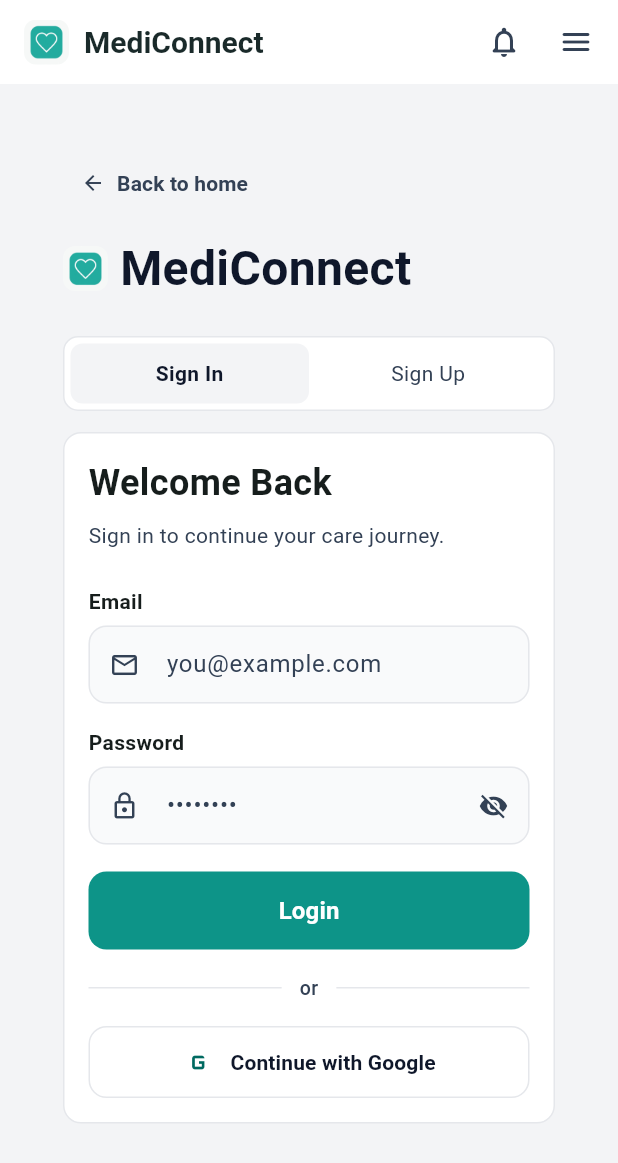
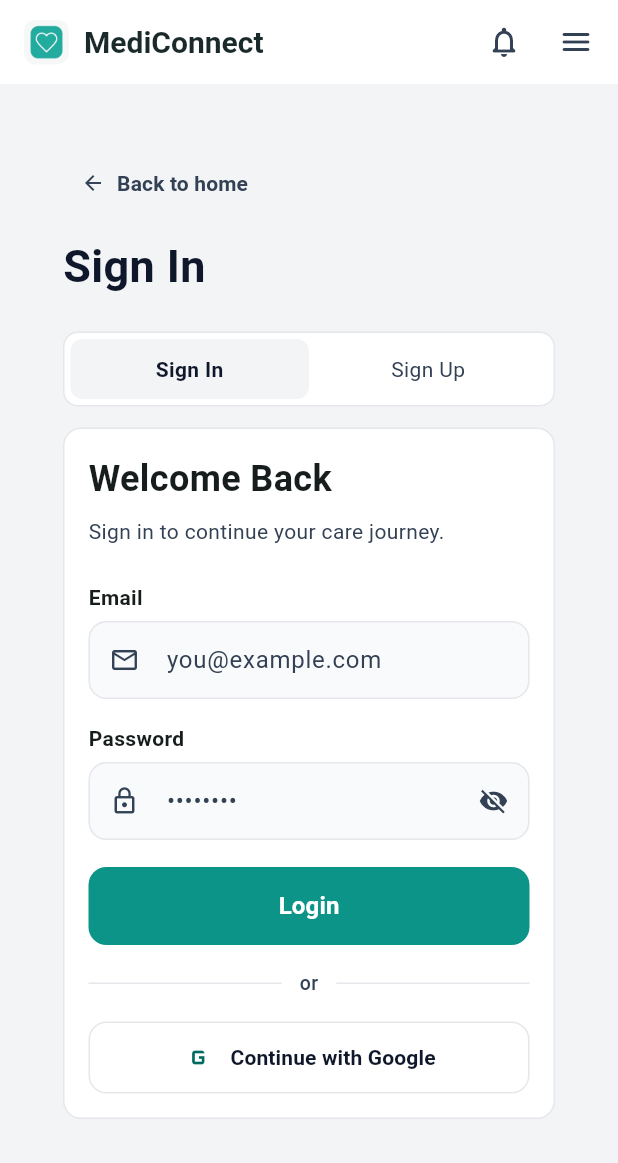
Before and after one commit to chandan91077/HealthlinkC_Flutter, a Flutter app: the screen it shows after launch, on a phone screen of 412 x 824 dp. Shown: the top 1163 px of the screen. Run offline on Flutter 3.47's test engine with Material 3 defaults, Android fonts, the phone set to English and light mode, and no system bars; our stand-ins replace dio, equatable, file_picker, firebase_auth, firebase_core, flutter_dotenv and 7 more; missing offline and left inert: flutter_cashfree_pg_sdk; accounts and stored records are empty; network calls fail.

Commit message:
Fix Google auth token flow and auth UI updates

```diff
--- a/lib/config/routes/app_router.dart
+++ b/lib/config/routes/app_router.dart
@@ -37,6 +37,11 @@ import 'package:healthlink_connect_flutter/shared/widgets/scaffold_with_nav_bar.
 
 class AppRouter {
   static final _rootNavigatorKey = GlobalKey<NavigatorState>();
+  static final _homeNavigatorKey = GlobalKey<NavigatorState>();
+  static final _profileNavigatorKey = GlobalKey<NavigatorState>();
+  static final _appointmentsNavigatorKey = GlobalKey<NavigatorState>();
+  static final _doctorsNavigatorKey = GlobalKey<NavigatorState>();
+  static final _chatNavigatorKey = GlobalKey<NavigatorState>();
 
   static final router = GoRouter(
     initialLocation: AppRoutes.startup,
@@ -62,11 +67,21 @@ class AppRouter {
       // Main App Shell with Bottom Navigation
       StatefulShellRoute.indexedStack(
         builder: (context, state, navigationShell) {
-          return ScaffoldWithNavBar(navigationShell: navigationShell);
+          return ScaffoldWithNavBar(
+            navigationShell: navigationShell,
+            branchNavigatorKeys: [
+              _homeNavigatorKey,
+              _profileNavigatorKey,
+              _appointmentsNavigatorKey,
+              _doctorsNavigatorKey,
+              _chatNavigatorKey,
+            ],
+          );
         },
         branches: [
           // Home tab
           StatefulShellBranch(
+            navigatorKey: _homeNavigatorKey,
             routes: [
               GoRoute(
                 path: AppRoutes.home,
@@ -77,6 +92,7 @@ class AppRouter {
           ),
           // Profile tab
           StatefulShellBranch(
+            navigatorKey: _profileNavigatorKey,
             routes: [
               GoRoute(
                 path: AppRoutes.profile,
@@ -87,6 +103,7 @@ class AppRouter {
           ),
           // Appointments tab
           StatefulShellBranch(
+            navigatorKey: _appointmentsNavigatorKey,
             routes: [
               GoRoute(
                 path: AppRoutes.appointments,
@@ -99,6 +116,7 @@ class AppRouter {
           ),
           // Find Doctor tab
           StatefulShellBranch(
+            navigatorKey: _doctorsNavigatorKey,
             routes: [
               GoRoute(
                 path: AppRoutes.doctors,
@@ -109,6 +127,7 @@ class AppRouter {
           ),
           // Chat tab
           StatefulShellBranch(
+            navigatorKey: _chatNavigatorKey,
             routes: [
               GoRoute(
                 path: AppRoutes.chat,
--- a/lib/features/auth/presentation/pages/auth_page.dart
+++ b/lib/features/auth/presentation/pages/auth_page.dart
@@ -8,9 +8,7 @@ import 'package:healthlink_connect_flutter/core/di/injection_container.dart';
 import 'package:healthlink_connect_flutter/core/network/api_client.dart';
 import 'package:healthlink_connect_flutter/core/theme/app_colors.dart';
 import 'package:healthlink_connect_flutter/features/auth/presentation/providers/auth_provider.dart';
-import 'package:healthlink_connect_flutter/shared/widgets/app_logo.dart';
 import 'package:healthlink_connect_flutter/shared/widgets/app_button.dart';
-import 'package:healthlink_connect_flutter/shared/widgets/app_footer.dart';
 import 'package:healthlink_connect_flutter/shared/widgets/medi_connect_header_drawer.dart';
 
 class AuthPage extends StatefulWidget {
@@ -106,7 +104,6 @@ class _AuthPageState extends State<AuthPage> {
                 ),
               ),
             ),
-            const AppFooter(),
           ],
         ),
       ),
@@ -137,18 +134,21 @@ class _AuthPageState extends State<AuthPage> {
             ),
             const SizedBox(height: 10),
           ],
-          const Row(
-            children: [
-              AppLogo(size: 30, radius: 8),
-              SizedBox(width: 8),
-              Text(
+          if (!showBackToHome)
+            const Text(
               'MediConnect',
               style: TextStyle(
                   fontSize: 32,
                   fontWeight: FontWeight.bold,
                   color: AppColors.textPrimary),
-              ),
-            ],
+            )
+          else
+            Text(
+              isLogin ? 'Sign In' : 'Create Account',
+              style: const TextStyle(
+                  fontSize: 30,
+                  fontWeight: FontWeight.bold,
+                  color: AppColors.textPrimary),
             ),
           const SizedBox(height: 22),
           _buildToggle(),
@@ -542,7 +542,8 @@ class _AuthPageState extends State<AuthPage> {
         if (userId.isNotEmpty) {
           final isNewProfile = await _createPendingDoctorProfile(userId);
           if (isNewProfile) {
-            _showMessage('Doctor account created. Waiting for admin verification.');
+            _showMessage(
+                'Doctor account created. Waiting for admin verification.');
           }
         }
         if (!mounted) return;
--- a/pubspec.yaml
+++ b/pubspec.yaml
@@ -1,6 +1,6 @@
 name: healthlink_connect_flutter
 description: A new Flutter project for MediConnect.
-version: 1.0.11+12
+version: 1.0.12+13
 
 environment:
   sdk: ">=3.5.0 <4.0.0"
```
Also changed, not shown: lib/core/services/google_sign_in_service.dart (+27 -4 lines), lib/features/auth/presentation/providers/auth_provider.dart (+16 -0 lines), lib/shared/widgets/scaffold_with_nav_bar.dart (+26 -41 lines), 1 other file. Lines whose indentation alone changed are shown as unchanged.
